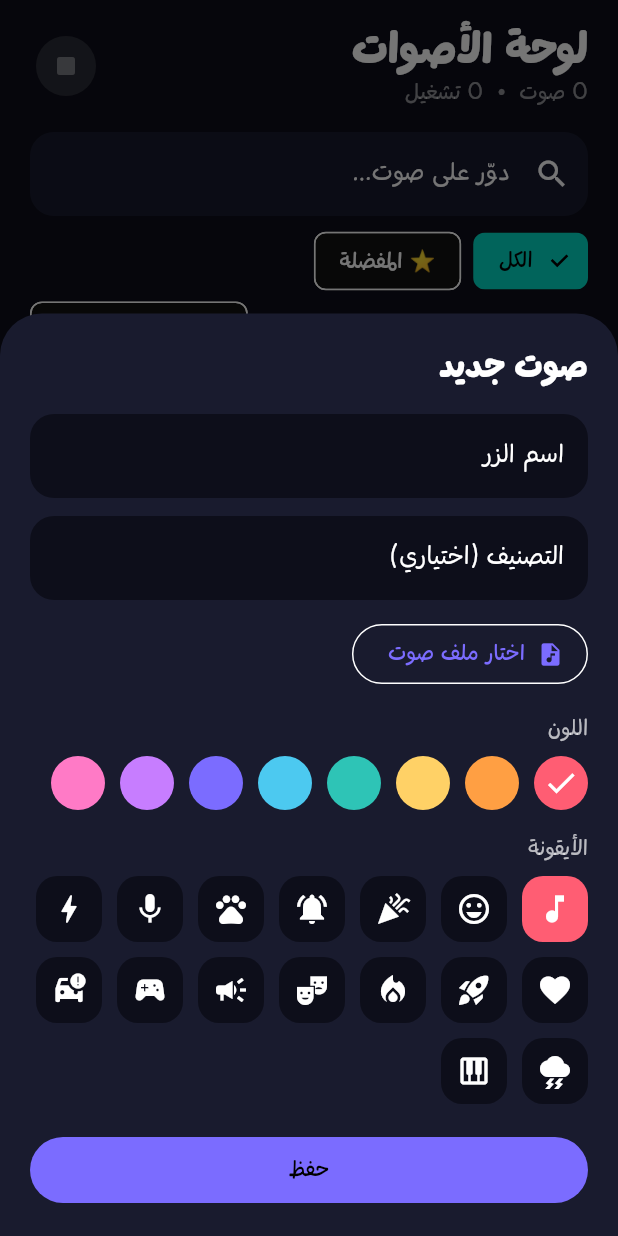
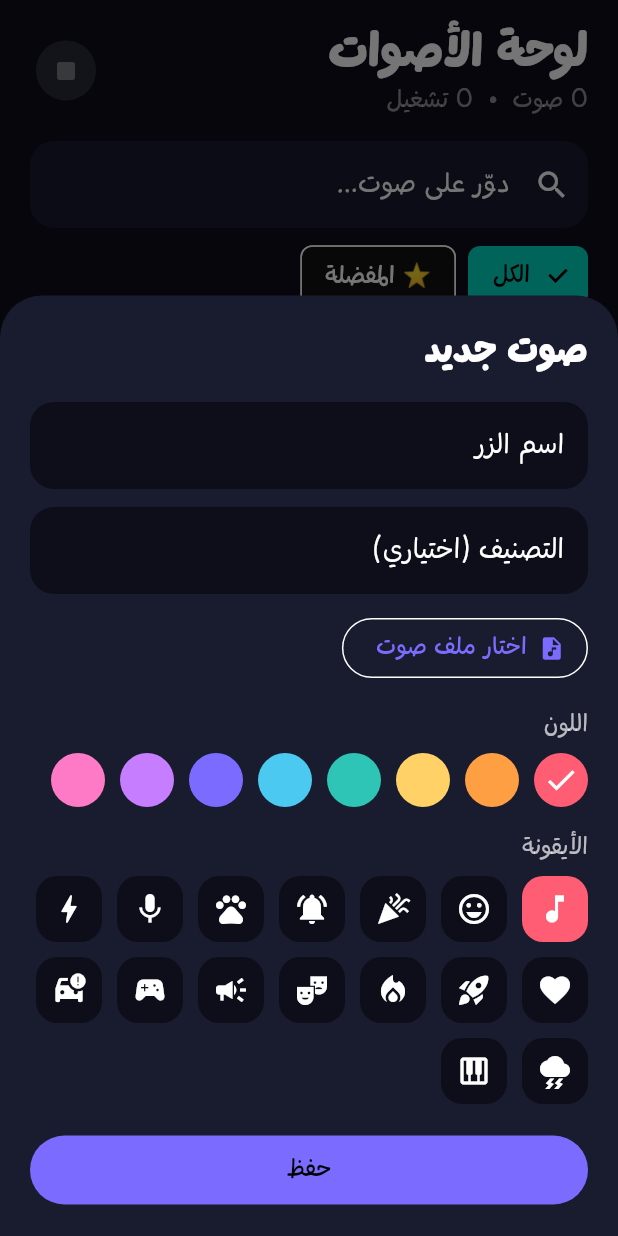
Before and after one commit to omaralirayes-del/listen-, a Flutter app: the screen it shows after launch, after a tap on the "grid view" icon, after a tap on "صوت جديد", on a phone screen of 412 x 824 dp. Run offline on Flutter 3.47's test engine with Material 3 defaults, Android fonts, the phone set to English and light mode, and no system bars; our stand-ins replace audioplayers, file_picker, shared_preferences.

Commit message:
robust storage

```diff
--- a/lib/main.dart
+++ b/lib/main.dart
@@ -43,6 +43,9 @@ const icons = <IconData>[
   Icons.piano,
 ];
 const speeds = <double>[0.5, 0.75, 1, 1.25, 1.5, 2];
+const textScale = 1.1; // غيّر الرقم لتكبير أو تصغير الخط في التطبيق كله
+
+bool _isAbs(String p) => p.contains('/') || p.contains('\\');
 
 // ───────── الموديل ─────────
 class SoundItem {
@@ -70,9 +73,9 @@ class SoundItem {
     'fav': fav,
   };
   factory SoundItem.fromJson(Map<String, dynamic> j) => SoundItem(
-    id: j['id'],
-    name: j['name'],
-    path: j['path'],
+    id: '${j['id']}',
+    name: '${j['name']}',
+    path: '${j['path']}',
     category: j['category'] ?? '',
     color: j['color'] ?? 0,
     icon: j['icon'] ?? 0,
@@ -81,7 +84,10 @@ class SoundItem {
   );
 }
 
-void main() => runApp(const App());
+void main() {
+  WidgetsFlutterBinding.ensureInitialized();
+  runApp(const App());
+}
 
 class App extends StatelessWidget {
   const App({super.key});
@@ -90,13 +96,15 @@ class App extends StatelessWidget {
     debugShowCheckedModeBanner: false,
     theme: ThemeData(
       fontFamily: "latefff",
-
       brightness: Brightness.dark,
       scaffoldBackgroundColor: bg,
       colorScheme: const ColorScheme.dark(primary: Color(0xFF7B6CFF)),
     ),
-    builder: (c, child) =>
-        Directionality(textDirection: TextDirection.rtl, child: child!),
+    builder: (c, child) => MediaQuery(
+      data: MediaQuery.of(c)
+          .copyWith(textScaler: const TextScaler.linear(textScale)),
+      child: Directionality(textDirection: TextDirection.rtl, child: child!),
+    ),
     home: const Home(),
   );
 }
@@ -109,15 +117,24 @@ class Home extends StatefulWidget {
 
 class _HomeState extends State<Home> {
   AudioPlayer _player = AudioPlayer();
-  final List<AudioPlayer> _extras = []; // أصوات شغالة مع بعض (وضع المزج)
+  final List<AudioPlayer> _extras = [];
   final List<StreamSubscription> _subs = [];
   List<SoundItem> _sounds = [];
   SoundItem? _current;
-  bool _playing = false, _loop = false, _overlap = false;
+  bool _playing = false, _loop = false, _overlap = false, _loaded = false;
   double _volume = 1, _speed = 1;
   int _cols = 2, _sort = 0;
   String _query = '', _filter = 'all';
   Duration _pos = Duration.zero, _dur = Duration.zero;
+
+  // التخزين
+  String? _dir; // مجلد التطبيق الدائم
+  Future<void> _saveChain = Future.value();
+
+  String? get _dbPath => _dir == null ? null : '$_dir/soundboard.json';
+  String? get _soundsDir => _dir == null ? null : '$_dir/sounds';
+  String _full(SoundItem s) =>
+      _isAbs(s.path) ? s.path : '$_soundsDir/${s.path}';
 
   @override
   void initState() {
@@ -160,50 +177,122 @@ class _HomeState extends State<Home> {
       ]);
   }
 
-  // ───── التخزين ─────
-  Future<void> _load() async {
-    final p = await SharedPreferences.getInstance();
-    final data = p.getStringList('sounds') ?? [];
-    setState(() {
-      _sounds = data.map((e) => SoundItem.fromJson(jsonDecode(e))).toList();
-      _volume = p.getDouble('volume') ?? 1;
-      _speed = p.getDouble('speed') ?? 1;
-      _loop = p.getBool('loop') ?? false;
-      _overlap = p.getBool('overlap') ?? false;
-      _cols = p.getInt('cols') ?? 2;
-      _sort = p.getInt('sort') ?? 0;
-    });
+  // ───────── التخزين: ملف JSON + نسخة احتياطية + SharedPreferences ─────────
+  Map<String, dynamic>? _parse(String? raw) {
+    if (raw == null || raw.trim().isEmpty) return null;
+    try {
+      final m = jsonDecode(raw);
+      return m is Map<String, dynamic> ? m : null;
+    } catch (_) {
+      return null;
+    }
   }
 
-  Future<void> _save() async {
+  Future<void> _load() async {
+    SharedPreferences? prefs;
+    try {
+      prefs = await SharedPreferences.getInstance();
+    } catch (_) {}
+    try {
+      final d = await getApplicationSupportDirectory();
+      await Directory('${d.path}/sounds').create(recursive: true);
+      _dir = d.path;
+    } catch (_) {}
+
+    // نجرّب بالترتيب: الملف الأساسي، النسخة الاحتياطية، SharedPreferences
+    Map<String, dynamic>? db;
+    final path = _dbPath;
+    if (path != null) {
+      for (final p in [path, '$path.bak']) {
+        try {
+          final f = File(p);
+          if (await f.exists()) db ??= _parse(await f.readAsString());
+        } catch (_) {}
+      }
+    }
+    db ??= _parse(prefs?.getString('db'));
+
+    var list = <SoundItem>[];
+    final s = (db?['settings'] as Map?) ?? {};
+    if (db != null) {
+      for (final e in (db['sounds'] as List? ?? [])) {
+        try {
+          list.add(SoundItem.fromJson(Map<String, dynamic>.from(e)));
+        } catch (_) {}
+      }
+    } else {
+      // دعم نسخة التخزين القديمة
+      for (final e in (prefs?.getStringList('sounds') ?? [])) {
+        try {
+          list.add(SoundItem.fromJson(jsonDecode(e)));
+        } catch (_) {}
+      }
+    }
+    if (!mounted) return;
+    setState(() {
+      _sounds = list;
+      _volume = ((s['volume'] ?? 1) as num).toDouble().clamp(0.0, 1.0);
+      _speed = ((s['speed'] ?? 1) as num).toDouble();
+      if (!speeds.contains(_speed)) _speed = 1;
+      _loop = s['loop'] ?? false;
+      _overlap = s['overlap'] ?? false;
+      _cols = ((s['cols'] ?? 2) as num).toInt().clamp(1, 3);
+      _sort = ((s['sort'] ?? 0) as num).toInt().clamp(0, 2);
+      _loaded = true;
+    });
+    if (db == null && list.isNotEmpty) _save(); // ترحيل البيانات القديمة
+  }
+
+  void _save() {
+    if (!_loaded) return; // ما نحفظش قبل ما التحميل يخلص
+    final raw = jsonEncode({
+      'v': 2,
+      'settings': {
+        'volume': _volume,
+        'speed': _speed,
+        'loop': _loop,
+        'overlap': _overlap,
+        'cols': _cols,
+        'sort': _sort,
+      },
+      'sounds': _sounds.map((e) => e.toJson()).toList(),
+    });
+    // الحفظ بيتنفذ بالدور عشان ما يحصلش تداخل
+    _saveChain = _saveChain.then((_) => _write(raw));
+  }
+
+  Future<void> _write(String raw) async {
+    try {
       final p = await SharedPreferences.getInstance();
-    await p.setStringList(
-      'sounds',
-      _sounds.map((e) => jsonEncode(e.toJson())).toList(),
-    );
-    await p.setDouble('volume', _volume);
-    await p.setDouble('speed', _speed);
-    await p.setBool('loop', _loop);
-    await p.setBool('overlap', _overlap);
-    await p.setInt('cols', _cols);
-    await p.setInt('sort', _sort);
+      await p.setString('db', raw);
+    } catch (_) {}
+    final path = _dbPath;
+    if (path == null) return;
+    try {
+      final tmp = File('$path.tmp');
+      await tmp.writeAsString(raw, flush: true);
+      final main = File(path);
+      if (await main.exists()) await main.copy('$path.bak');
+      await tmp.rename(path);
+    } catch (_) {}
   }
 
   void _toast(String msg) {
+    if (!mounted) return;
     ScaffoldMessenger.of(context)
       ..hideCurrentSnackBar()
       ..showSnackBar(SnackBar(content: Text(msg)));
   }
 
-  // ───── التشغيل ─────
+  // ───────── التشغيل ─────────
   Future<void> _play(SoundItem item) async {
     HapticFeedback.lightImpact();
-    if (!File(item.path).existsSync()) {
+    if (!File(_full(item)).existsSync()) {
       _toast('ملف الصوت مش موجود، عدّل الزر واختار الملف تاني');
       return;
     }
+    try {
       if (_overlap && _current != null && _playing) {
-      // نسيب الصوت القديم يكمل ونبدأ صوت جديد فوقه
         final old = _player;
         _extras.add(old);
         old.onPlayerComplete.first
@@ -222,16 +311,22 @@ class _HomeState extends State<Home> {
       _save();
       await _player.setReleaseMode(_loop ? ReleaseMode.loop : ReleaseMode.stop);
       await _player.setPlaybackRate(_speed);
-    await _player.play(DeviceFileSource(item.path), volume: _volume);
+      await _player.play(DeviceFileSource(_full(item)), volume: _volume);
+    } catch (_) {
+      _toast('حصلت مشكلة في تشغيل الصوت');
+    }
   }
 
   Future<void> _stopAll() async {
     for (final p in _extras) {
+      try {
         await p.stop();
         await p.dispose();
+      } catch (_) {}
     }
     _extras.clear();
     await _player.stop();
+    if (!mounted) return;
     setState(() {
       _current = null;
       _pos = Duration.zero;
@@ -251,13 +346,8 @@ class _HomeState extends State<Home> {
     _play(list[Random().nextInt(list.length)]);
   }
 
-  // ───── إضافة / تعديل / حذف ─────
+  // ───────── إضافة / تعديل / حذف ─────────
   Future<void> _openEditor([SoundItem? existing]) async {
-    final cats = _sounds
-        .map((e) => e.category)
-        .where((e) => e.isNotEmpty)
-        .toSet()
-        .toList();
     final result = await showModalBottomSheet<SoundItem>(
       context: context,
       isScrollControlled: true,
@@ -265,9 +355,13 @@ class _HomeState extends State<Home> {
       shape: const RoundedRectangleBorder(
         borderRadius: BorderRadius.vertical(top: Radius.circular(28)),
       ),
-      builder: (_) => Editor(existing: existing, categories: cats),
+      builder: (_) =>
+          Editor(existing: existing, categories: _cats, soundsDir: _soundsDir),
     );
     if (result == null) return;
+    if (existing != null && existing.path != result.path) {
+      _deleteOwnedFile(existing); // نمسح الملف القديم لو اتغير
+    }
     setState(() {
       if (existing == null) {
         _sounds.add(result);
@@ -281,6 +375,13 @@ class _HomeState extends State<Home> {
       }
     });
     _save();
+  }
+
+  void _deleteOwnedFile(SoundItem item) {
+    if (_isAbs(item.path) || _soundsDir == null) return; // مش ملفنا
+    try {
+      File(_full(item)).delete();
+    } catch (_) {}
   }
 
   Future<void> _confirmDelete(SoundItem item) async {
@@ -305,12 +406,7 @@ class _HomeState extends State<Home> {
     );
     if (ok != true) return;
     if (_current?.id == item.id) await _stopAll();
-    final shared = _sounds.any((e) => e.id != item.id && e.path == item.path);
-    if (!shared && item.path.contains(item.id)) {
-      try {
-        await File(item.path).delete(); // نمسح بس النسخة اللي عملناها
-      } catch (_) {}
-    }
+    _deleteOwnedFile(item);
     setState(() => _sounds.removeWhere((e) => e.id == item.id));
     _save();
   }
@@ -367,7 +463,7 @@ class _HomeState extends State<Home> {
     );
   }
 
-  // ───── الفلترة والترتيب ─────
+  // ───────── الفلترة والترتيب ─────────
   List<String> get _cats => _sounds
       .map((e) => e.category)
       .where((e) => e.isNotEmpty)
@@ -375,7 +471,7 @@ class _HomeState extends State<Home> {
       .toList();
 
   List<SoundItem> get _visible {
-    var l = _sounds.where((e) => e.name.contains(_query)).where((e) {
+    final l = _sounds.where((e) => e.name.contains(_query)).where((e) {
       if (_filter == 'all') return true;
       if (_filter == 'fav') return e.fav;
       return e.category == _filter;
@@ -385,7 +481,7 @@ class _HomeState extends State<Home> {
     return [...l.where((e) => e.fav), ...l.where((e) => !e.fav)];
   }
 
-  // ───── الواجهة ─────
+  // ───────── الواجهة ─────────
   @override
   Widget build(BuildContext context) {
     if (_filter != 'all' && _filter != 'fav' && !_cats.contains(_filter)) {
@@ -393,10 +489,10 @@ class _HomeState extends State<Home> {
     }
     final items = _visible;
     final totalPlays = _sounds.fold<int>(0, (a, e) => a + e.plays);
-    final extra = _current != null ? 190.0 : 100.0;
+    final bottomSpace = _current != null ? 200.0 : 100.0;
     return Scaffold(
       floatingActionButton: Padding(
-        padding: EdgeInsets.only(bottom: _current != null ? 150 : 0),
+        padding: EdgeInsets.only(bottom: _current != null ? 160 : 0),
         child: FloatingActionButton.extended(
           onPressed: () => _openEditor(),
           icon: const Icon(Icons.add),
@@ -466,10 +562,9 @@ class _HomeState extends State<Home> {
                     ),
                   ),
                 ),
-                // شريط الفلاتر
                 SliverToBoxAdapter(
                   child: SizedBox(
-                    height: 44,
+                    height: 48,
                     child: ListView(
                       scrollDirection: Axis.horizontal,
                       padding: const EdgeInsets.symmetric(horizontal: 20),
@@ -481,7 +576,6 @@ class _HomeState extends State<Home> {
                     ),
                   ),
                 ),
-                // أدوات التحكم
                 SliverToBoxAdapter(
                   child: Padding(
                     padding: const EdgeInsets.symmetric(horizontal: 12),
@@ -538,7 +632,12 @@ class _HomeState extends State<Home> {
                     ),
                   ),
                 ),
-                if (items.isEmpty)
+                if (!_loaded)
+                  const SliverFillRemaining(
+                    hasScrollBody: false,
+                    child: Center(child: CircularProgressIndicator()),
+                  )
+                else if (items.isEmpty)
                   SliverFillRemaining(
                     hasScrollBody: false,
                     child: Center(
@@ -552,15 +651,15 @@ class _HomeState extends State<Home> {
                   )
                 else
                   SliverPadding(
-                    padding: EdgeInsets.fromLTRB(20, 8, 20, extra),
+                    padding: EdgeInsets.fromLTRB(20, 8, 20, bottomSpace),
                     sliver: SliverGrid.builder(
                       gridDelegate: SliverGridDelegateWithFixedCrossAxisCount(
                         crossAxisCount: _cols,
                         crossAxisSpacing: 14,
                         mainAxisSpacing: 14,
                         childAspectRatio: _cols == 1
-                            ? 3.6
-                            : (_cols == 2 ? 1.05 : 0.95),
+                            ? 3.4
+                            : (_cols == 2 ? 0.95 : 0.8),
                       ),
                       itemCount: items.length,
                       itemBuilder: (_, i) => _pad(items[i]),
@@ -588,19 +687,20 @@ class _HomeState extends State<Home> {
     final c = palette[s.color % palette.length];
     final active = _current?.id == s.id && _playing;
     final icon = active ? Icons.graphic_eq : icons[s.icon % icons.length];
-    final nameStyle = TextStyle(
-      fontSize: _cols == 3 ? 14 : 18,
-      fontWeight: FontWeight.w700,
-      color: Colors.white,
-    );
     final name = Text(
       s.name,
       maxLines: 2,
       overflow: TextOverflow.ellipsis,
-      style: nameStyle,
+      style: TextStyle(
+        fontSize: _cols == 3 ? 14 : 18,
+        fontWeight: FontWeight.w700,
+        color: Colors.white,
+      ),
     );
     final meta = Text(
       [if (s.category.isNotEmpty) s.category, '${s.plays}×'].join('  •  '),
+      maxLines: 1,
+      overflow: TextOverflow.ellipsis,
       style: const TextStyle(fontSize: 11, color: Colors.white70),
     );
     return GestureDetector(
@@ -761,7 +861,6 @@ class _HomeState extends State<Home> {
                   onChangeEnd: (_) => _save(),
                 ),
               ),
-              // السرعة: ضغطة = السرعة اللي بعدها
               TextButton(
                 onPressed: () async {
                   final i = speeds.indexOf(_speed);
@@ -783,7 +882,13 @@ class _HomeState extends State<Home> {
 class Editor extends StatefulWidget {
   final SoundItem? existing;
   final List<String> categories;
-  const Editor({super.key, this.existing, this.categories = const []});
+  final String? soundsDir;
+  const Editor({
+    super.key,
+    this.existing,
+    this.categories = const [],
+    this.soundsDir,
+  });
   @override
   State<Editor> createState() => _EditorState();
 }
@@ -796,6 +901,14 @@ class _EditorState extends State<Editor> {
   late int _color = widget.existing?.color ?? 0;
   late int _icon = widget.existing?.icon ?? 0;
   String? _srcPath, _fileName, _error;
+  bool _busy = false;
+
+  @override
+  void dispose() {
+    _name.dispose();
+    _cat.dispose();
+    super.dispose();
+  }
 
   Future<void> _pick() async {
     final f = await FilePicker.pickFile(type: FileType.audio);
@@ -811,26 +924,35 @@ class _EditorState extends State<Editor> {
   }
 
   Future<void> _submit() async {
+    if (_busy) return;
     final name = _name.text.trim();
     if (name.isEmpty) {
       setState(() => _error = 'اكتب اسم للزر');
       return;
     }
+    setState(() => _busy = true);
     final id =
         widget.existing?.id ?? DateTime.now().millisecondsSinceEpoch.toString();
     var path = widget.existing?.path ?? '';
     if (_srcPath != null) {
+      var saved = false;
+      if (widget.soundsDir != null) {
         try {
-        // ننسخ الملف لمكان دائم عشان ما يضيعش
-        final dir = await getApplicationDocumentsDirectory();
-        path = '${dir.path}/${id}_$_fileName';
-        await File(_srcPath!).copy(path);
-      } catch (_) {
-        path = _srcPath!; // لو النسخ فشل نستخدم المسار الأصلي
+          // ننسخ الملف جوه التطبيق ونخزن اسمه بس (مسار نسبي)
+          final safe = _fileName!.replaceAll(RegExp(r'[^\w\.\-]'), '_');
+          final rel = '${id}_${DateTime.now().millisecondsSinceEpoch}_$safe';
+          await File(_srcPath!).copy('${widget.soundsDir}/$rel');
+          path = rel;
+          saved = true;
+        } catch (_) {}
       }
+      if (!saved) path = _srcPath!; // لو النسخ فشل نستخدم المسار الأصلي
     }
     if (path.isEmpty) {
-      setState(() => _error = 'اختار ملف صوت');
+      setState(() {
+        _error = 'اختار ملف صوت';
+        _busy = false;
+      });
       return;
     }
     if (!mounted) return;
@@ -948,10 +1070,10 @@ class _EditorState extends State<Editor> {
             SizedBox(
               width: double.infinity,
               child: FilledButton(
-                onPressed: _submit,
-                child: const Padding(
-                  padding: EdgeInsets.all(12),
-                  child: Text('حفظ'),
+                onPressed: _busy ? null : _submit,
+                child: Padding(
+                  padding: const EdgeInsets.all(12),
+                  child: Text(_busy ? 'جاري الحفظ...' : 'حفظ'),
                 ),
               ),
             ),
```
Lines whose indentation alone changed are shown as unchanged.
